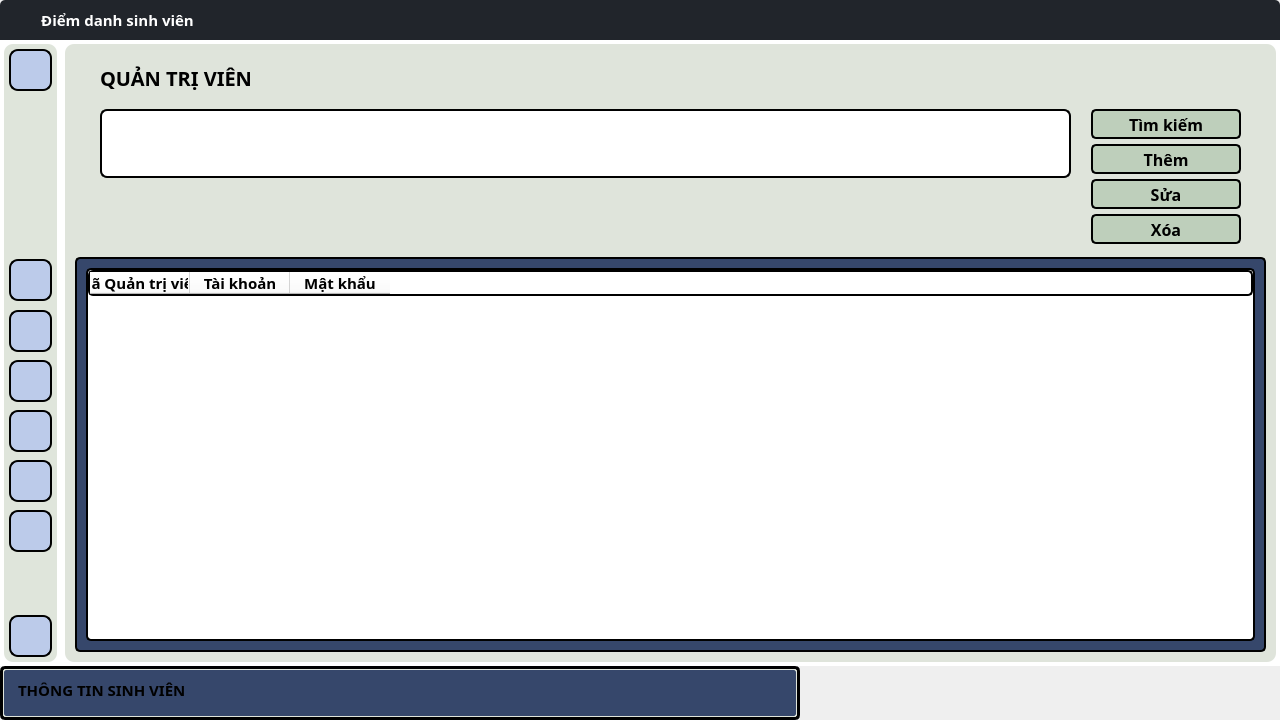
This is admin.ui in cdghhhiilnnotu/Face-Attendance-CLIENT as Qt 5 draws it before an edit. The edited form follows.
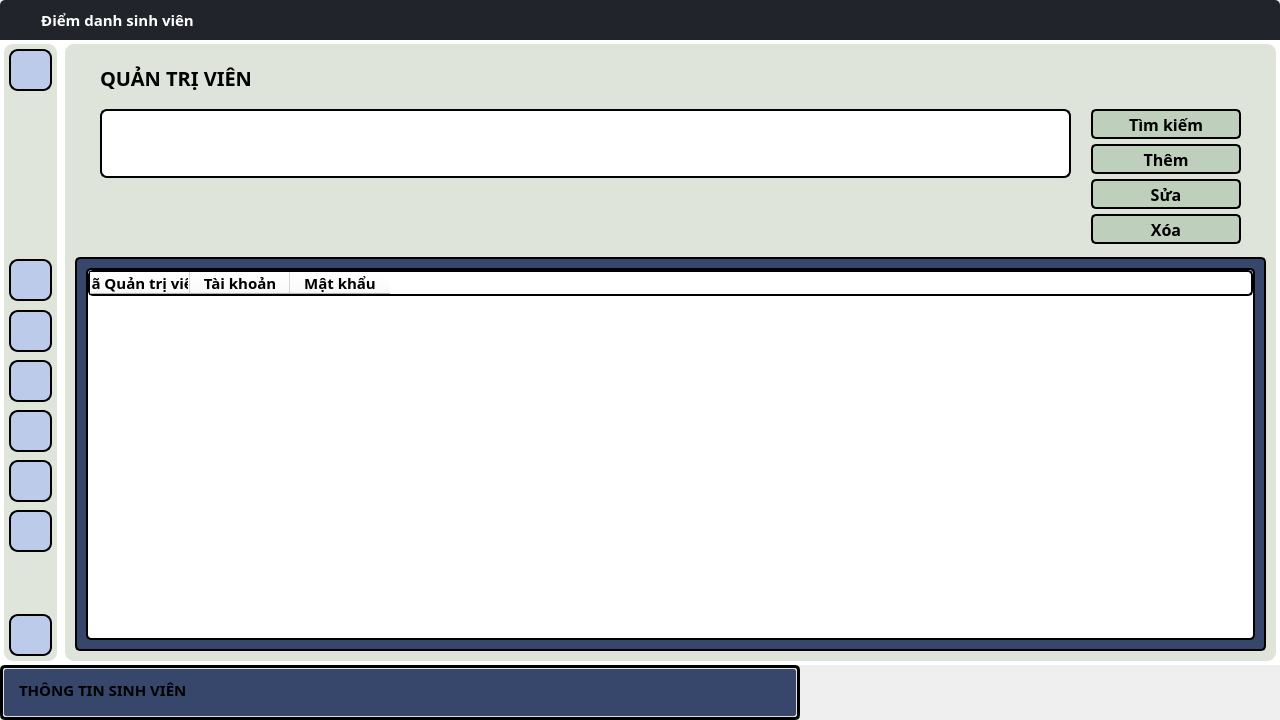
This is the edited form. The open tabs and pages were chosen to show the change. Icons and pictures are not drawn. Custom widgets are drawn as their Qt base class.

Commit message: admin app

```diff
--- a/admin.ui
+++ b/admin.ui
@@ -28,7 +28,7 @@
    <property name="maximumSize">
     <size>
      <width>16777215</width>
-     <height>720</height>
+     <height>2000</height>
     </size>
    </property>
    <layout class="QVBoxLayout" name="verticalLayout_16">
@@ -4494,6 +4494,21 @@
          </widget>
          <widget class="QWidget" name="students_popup">
           <layout class="QVBoxLayout" name="verticalLayout_12">
+           <property name="spacing">
+            <number>5</number>
+           </property>
+           <property name="leftMargin">
+            <number>10</number>
+           </property>
+           <property name="topMargin">
+            <number>10</number>
+           </property>
+           <property name="rightMargin">
+            <number>10</number>
+           </property>
+           <property name="bottomMargin">
+            <number>10</number>
+           </property>
            <item>
             <widget class="QWidget" name="head_student" native="true">
              <property name="maximumSize">
```
Left out of the diff: 193 changed lines with no effect on the pictures. The commit also changes 2 other files.
